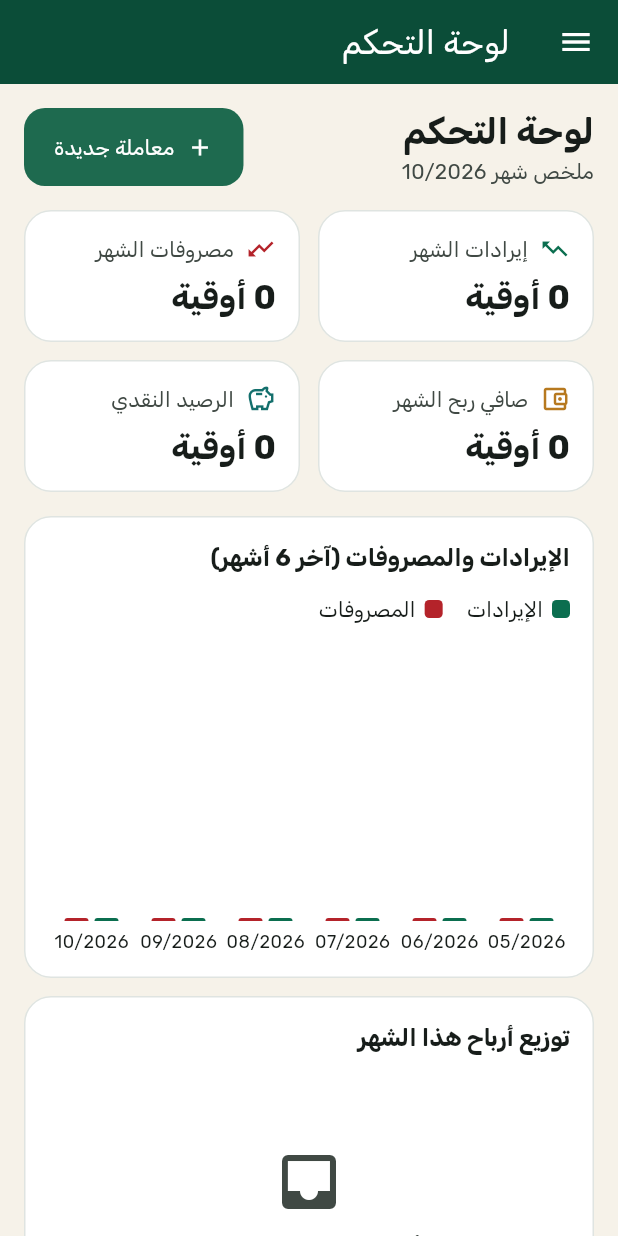
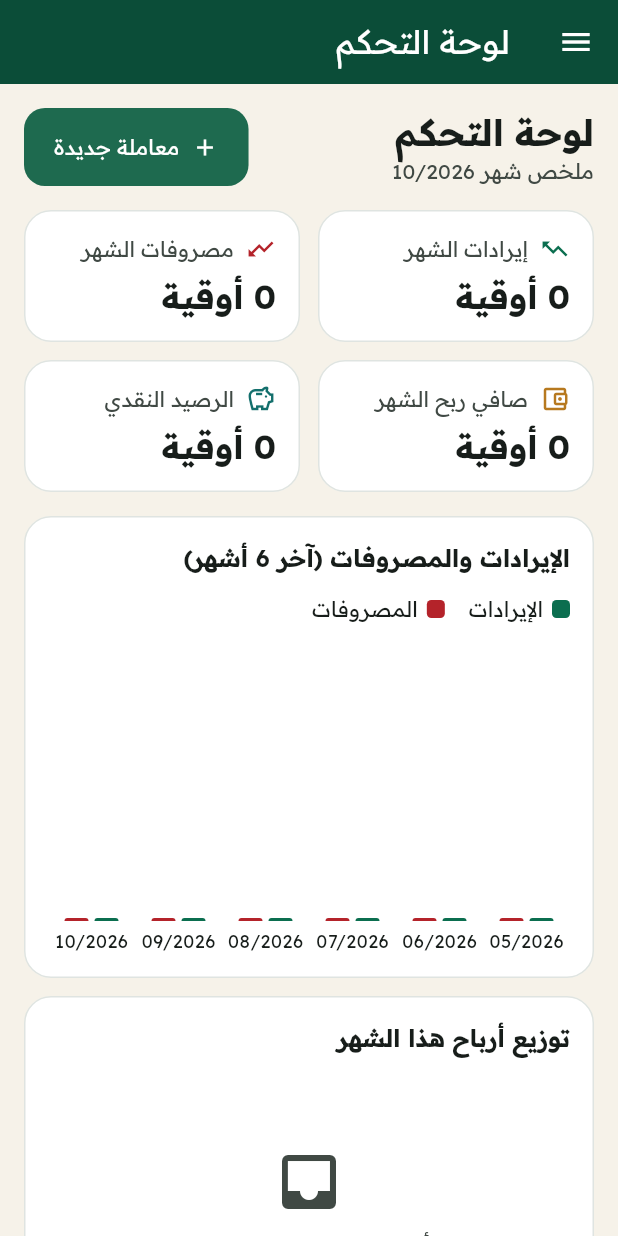
Before and after one commit to Ahmedtalb872/Medaba, a Flutter app: the screen it shows after launch, on a phone screen of 412 x 824 dp. Run offline on Flutter 3.47's test engine with Material 3 defaults, Android fonts, the phone set to English and light mode, and no system bars; our stand-ins replace file_picker, pdf, printing, shared_preferences.

Commit message:
Use the Readex Pro font in the app and invoice PDFs
Readex Pro is the Arabic extension of Lexend, matching the wide geometric
lettering of the reference report the client shared. The bundled TTFs
again gain Arabic presentation-form cmap entries from the font's own
GSUB for the pdf package, and PDF word spacing is eased slightly since
this font's space is wider than Rubik's.

Co-Authored-By: Claude Opus 5.5 <noreply@anthropic.com>
Claude-Session: https://claude.ai/code/session_01X9Xt23fqdrjn1yncKBRNLD

```diff
--- a/assets/fonts/OFL-Rubik.txt
+++ b/assets/fonts/OFL-ReadexPro.txt
@@ -1,4 +1,4 @@
-Copyright 2015 The Rubik Project Authors (https://github.com/googlefonts/rubik)
+Copyright 2018 The Readex Pro Project Authors (https://github.com/ThomasJockin/readexpro), with Reserved Font Name “RevReading Lexend”.
 
 This Font Software is licensed under the SIL Open Font License, Version 1.1.
 This license is copied below, and is also available with a FAQ at:
--- a/lib/main.dart
+++ b/lib/main.dart
@@ -58,7 +58,7 @@ class MedabaApp extends StatelessWidget {
     );
     return ThemeData(
       useMaterial3: true,
-      fontFamily: 'Rubik',
+      fontFamily: 'ReadexPro',
       colorScheme: scheme,
       scaffoldBackgroundColor: dark
           ? AppColors.darkBackground
--- a/pubspec.yaml
+++ b/pubspec.yaml
@@ -67,10 +67,10 @@ flutter:
   uses-material-design: true
 
   fonts:
-    - family: Rubik
+    - family: ReadexPro
       fonts:
-        - asset: assets/fonts/Rubik-Regular.ttf
-        - asset: assets/fonts/Rubik-Bold.ttf
+        - asset: assets/fonts/ReadexPro-Regular.ttf
+        - asset: assets/fonts/ReadexPro-Bold.ttf
           weight: 700
 
   # To add assets to your application, add an assets section, like this:
```
Also changed, not shown: lib/pdf/invoice_pdf.dart (+7 -5 lines), assets/fonts/ReadexPro-Bold.ttf (added), assets/fonts/ReadexPro-Regular.ttf (added), assets/fonts/Rubik-Bold.ttf (deleted), assets/fonts/Rubik-Regular.ttf (deleted), 5 other files.
